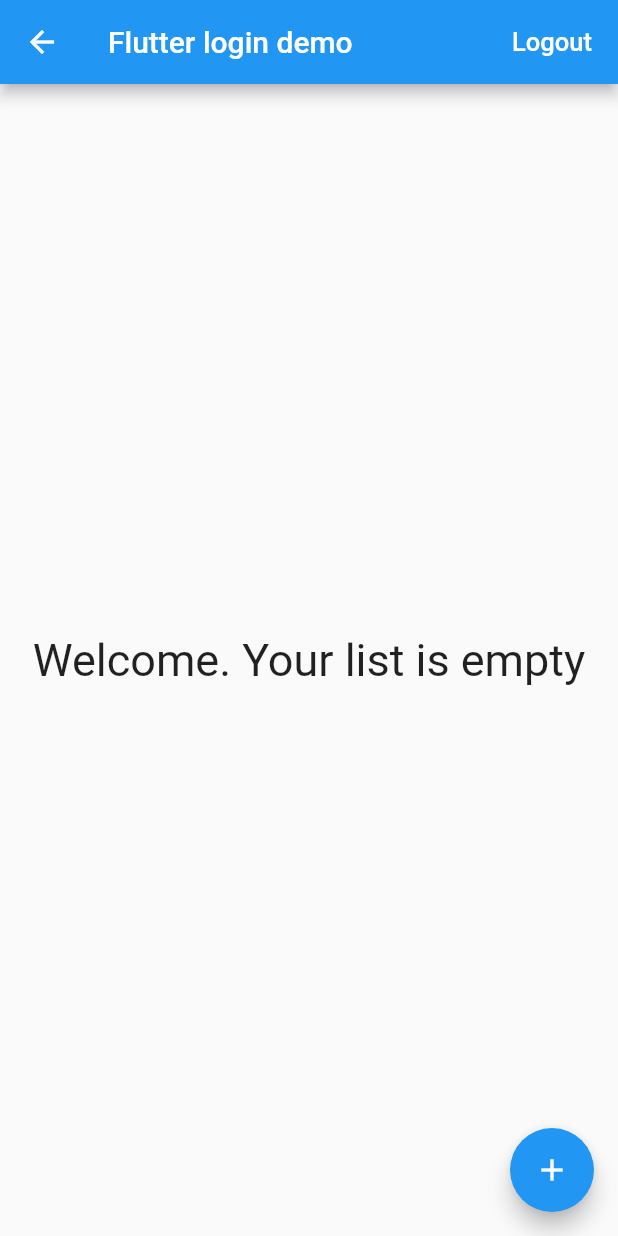
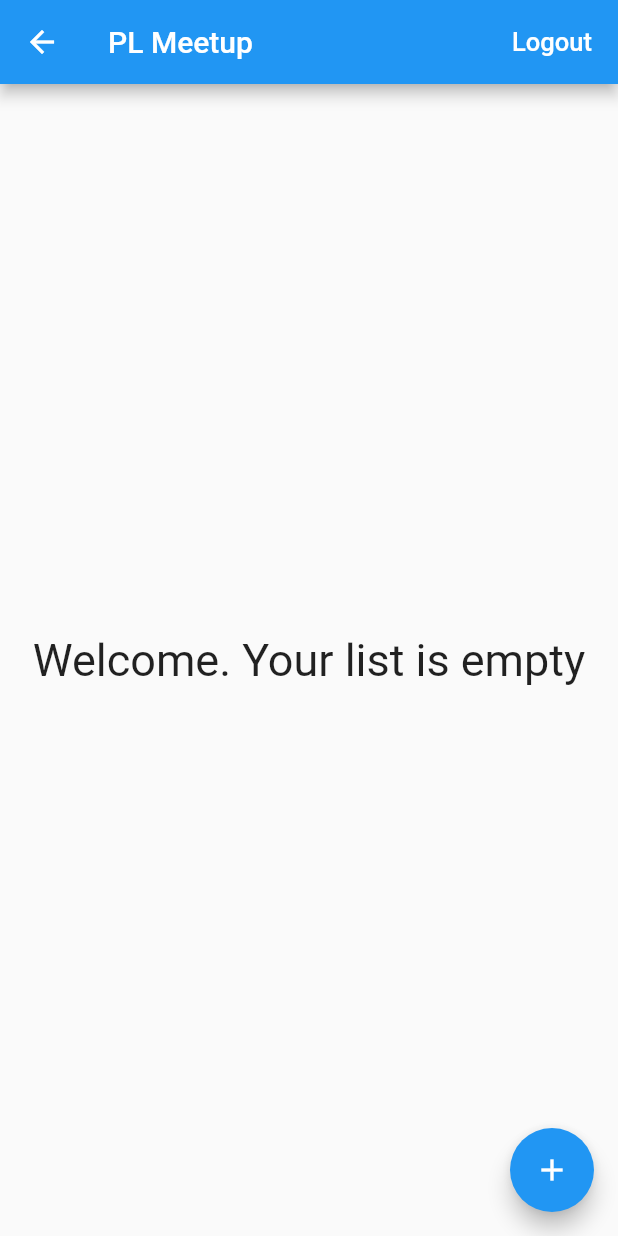
Before and after one commit to pembemiriam/pl-meetup-app, a Flutter app: the HomePage screen opened directly, on a phone screen of 412 x 824 dp. Run offline on Flutter 3.47's test engine with Material 2 defaults, Android fonts, the phone set to English and light mode, and no system bars; our stand-ins replace firebase_auth, firebase_database; accounts and stored records are empty.

```diff
--- a/lib/pages/home_page.dart
+++ b/lib/pages/home_page.dart
@@ -203,7 +203,7 @@ class _HomePageState extends State<HomePage> {
 
   Widget showTodoList() {
     if (_todoList.length > 0) {
-      return ListView.builder(
+      return ListView.separated(
           shrinkWrap: true,
           itemCount: _todoList.length,
           itemBuilder: (BuildContext context, int index) {
@@ -235,7 +235,9 @@ class _HomePageState extends State<HomePage> {
                     }),
               ),
             );
-          });
+          }, separatorBuilder: (context,index) {
+            return Divider(color: Colors.grey,);
+      },);
     } else {
       return Center(
           child: Text(
@@ -250,7 +252,7 @@ class _HomePageState extends State<HomePage> {
   Widget build(BuildContext context) {
     return new Scaffold(
         appBar: new AppBar(
-          title: new Text('Flutter login demo'),
+          title: new Text('PL Meetup'),
           actions: <Widget>[
             new FlatButton(
                 child: new Text('Logout',
--- a/lib/pages/login_signup_page.dart
+++ b/lib/pages/login_signup_page.dart
@@ -96,7 +96,7 @@ class _LoginSignupPageState extends State<LoginSignupPage> {
   Widget build(BuildContext context) {
     return new Scaffold(
         appBar: new AppBar(
-          title: new Text('Flutter login demo'),
+          title: new Text('PL Meetup'),
         ),
         body: Stack(
           children: <Widget>[
--- a/lib/services/authentication.dart
+++ b/lib/services/authentication.dart
@@ -34,7 +34,7 @@ class Auth implements BaseAuth {
     await user.updateProfile(userUpdateInfo); //update the info
     await user.reload();
 
-    return user.u;
+    return user.uid;
   }
 
   Future<FirebaseUser> getCurrentUser() async {
```
Also changed, not shown: 1 other file.
